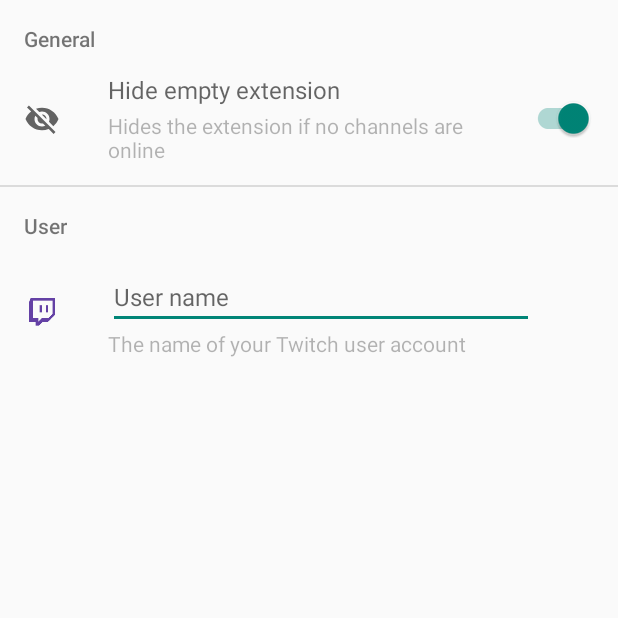
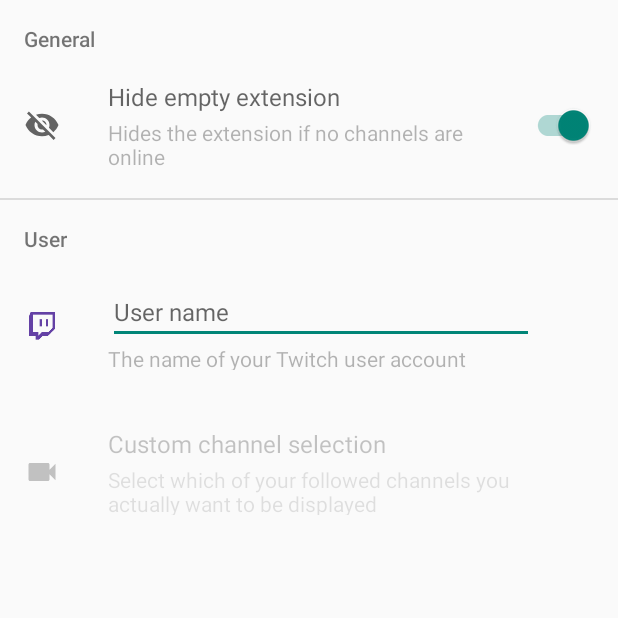
Before and after one commit to myacxy/DxT, an Android app: the SettingsActivity screen opened directly, with no data from a screen before it, on a phone screen of 412 x 824 dp, the top half of it. Run offline under Robolectric (Android 15) with nearby library versions, the phone set to English and light mode, and no system bars; our stand-ins replace data binding; libraries missing offline, so code that uses them is left out: com.facebook.drawee, com.facebook.imagepipeline, com.orhanobut.logger; plain views replace MaterialEditText, SimpleDraweeView; pictures from the network do not load; 4 statements that could not run were skipped.

Commit message:
custom channel selection setting

```diff
--- /dev/null
+++ b/app/src/main/res/drawable/ic_videocam_black_24dp.xml
@@ -0,0 +1,9 @@
+<vector xmlns:android="http://schemas.android.com/apk/res/android"
+        android:width="24dp"
+        android:height="24dp"
+        android:viewportHeight="24.0"
+        android:viewportWidth="24.0">
+    <path
+        android:fillColor="#FF000000"
+        android:pathData="M17,10.5V7c0,-0.55 -0.45,-1 -1,-1H4c-0.55,0 -1,0.45 -1,1v10c0,0.55 0.45,1 1,1h12c0.55,0 1,-0.45 1,-1v-3.5l4,4v-11l-4,4z"/>
+</vector>
--- a/app/src/main/res/layout/activity_settings.xml
+++ b/app/src/main/res/layout/activity_settings.xml
@@ -1,5 +1,9 @@
 <?xml version="1.0" encoding="utf-8"?>
-<layout>
+<layout
+    xmlns:android="http://schemas.android.com/apk/res/android"
+    xmlns:app="http://schemas.android.com/apk/res-auto"
+    xmlns:tools="http://schemas.android.com/tools"
+    >
 
     <data>
         <import type="net.myacxy.ditch.viewmodels.SettingsViewModel"/>
@@ -11,8 +15,6 @@
     </data>
 
     <android.support.v4.widget.NestedScrollView
-        xmlns:android="http://schemas.android.com/apk/res/android"
-        xmlns:tools="http://schemas.android.com/tools"
         android:layout_width="match_parent"
         android:layout_height="wrap_content"
         >
@@ -22,11 +24,11 @@
             android:layout_height="wrap_content"
             android:orientation="vertical"
             >
+
             <!--General-->
             <TextView
                 android:layout_width="wrap_content"
                 android:layout_height="wrap_content"
-                android:layout_marginBottom="8dp"
                 android:layout_marginLeft="@dimen/keyline_screen_edge"
                 android:layout_marginTop="@dimen/keyline_screen_edge"
                 android:fontFamily="sans-serif-medium"
@@ -39,7 +41,10 @@
                 android:id="@+id/rl_st_hide_extension"
                 android:layout_width="match_parent"
                 android:layout_height="wrap_content"
+                android:background="?selectableItemBackground"
                 android:minHeight="72dp"
+                android:paddingBottom="20dp"
+                android:paddingTop="16dp"
                 >
 
                 <ImageView
@@ -68,7 +73,6 @@
                         android:maxLines="1"
                         android:singleLine="true"
                         android:textSize="16sp"
-                        tools:text="test"
                         />
 
                     <!--Description-->
@@ -101,13 +105,12 @@
                 layout="@layout/include_divider"
                 android:layout_width="match_parent"
                 android:layout_height="1dp"
-                android:layout_marginTop="8dp"
                 />
 
+            <!--User-->
             <TextView
                 android:layout_width="wrap_content"
                 android:layout_height="wrap_content"
-                android:layout_marginBottom="4dp"
                 android:layout_marginLeft="@dimen/keyline_screen_edge"
                 android:layout_marginTop="@dimen/keyline_screen_edge"
                 android:fontFamily="sans-serif-medium"
@@ -120,7 +123,10 @@
                 android:id="@+id/rl_st_user_name"
                 android:layout_width="match_parent"
                 android:layout_height="wrap_content"
+                android:background="?selectableItemBackground"
                 android:minHeight="88dp"
+                android:paddingBottom="20dp"
+                android:paddingTop="16dp"
                 >
 
                 <FrameLayout
@@ -156,6 +162,7 @@
                     android:orientation="vertical"
                     >
 
+                    <!--User name-->
                     <com.rengwuxian.materialedittext.MaterialEditText
                         android:id="@+id/met_st_user_name"
                         android:layout_width="match_parent"
@@ -165,9 +172,9 @@
                         android:maxLines="1"
                         android:singleLine="true"
                         android:textSize="16sp"
-                        tools:text="test"
                         />
 
+                    <!--Description-->
                     <TextView
                         android:layout_width="wrap_content"
                         android:layout_height="wrap_content"
@@ -192,6 +199,77 @@
 
             </RelativeLayout>
 
+            <!--Channel selection-->
+            <RelativeLayout
+                android:id="@+id/rl_st_channel_selection"
+                android:layout_width="match_parent"
+                android:layout_height="wrap_content"
+                android:alpha="@{ viewModel.user != null ? 1f : 0.38f }"
+                android:background="?selectableItemBackground"
+                android:minHeight="88dp"
+                android:paddingBottom="20dp"
+                android:paddingTop="16dp"
+                app:enabled="@{ viewModel.user != null ? true : false }"
+                >
+
+                <ImageView
+                    android:layout_width="@dimen/icon_small"
+                    android:layout_height="@dimen/icon_small"
+                    android:layout_centerVertical="true"
+                    android:layout_marginLeft="@dimen/keyline_screen_edge"
+                    android:alpha="0.60"
+                    android:src="@drawable/ic_videocam_black_24dp"
+                    />
+
+                <LinearLayout
+                    android:layout_width="match_parent"
+                    android:layout_height="wrap_content"
+                    android:layout_centerVertical="true"
+                    android:layout_marginLeft="72dp"
+                    android:layout_toLeftOf="@+id/tv_st_selected_channels"
+                    android:orientation="vertical"
+                    >
+
+                    <!--Channel selection-->
+                    <TextView
+                        android:id="@+id/tv_st_channel_selection"
+                        android:layout_width="wrap_content"
+                        android:layout_height="wrap_content"
+                        android:hint="@string/title_channel_selection"
+                        android:maxLines="1"
+                        android:singleLine="true"
+                        android:textSize="16sp"
+                        />
+
+                    <!--Description-->
+                    <TextView
+                        android:layout_width="wrap_content"
+                        android:layout_height="wrap_content"
+                        android:layout_marginTop="3dp"
+                        android:alpha="0.54"
+                        android:text="@string/description_channel_selection"
+                        android:textSize="14sp"
+                        />
+
+                </LinearLayout>
+
+                <TextView
+                    android:id="@+id/tv_st_selected_channels"
+                    android:layout_width="wrap_content"
+                    android:layout_height="wrap_content"
+                    android:layout_alignParentRight="true"
+                    android:layout_centerVertical="true"
+                    android:layout_marginLeft="@dimen/keyline_screen_edge"
+                    android:layout_marginRight="@dimen/keyline_screen_edge"
+                    android:alpha="0.54"
+                    android:text="@{ viewModel.selectedChannelsText }"
+                    android:textSize="12sp"
+                    android:visibility="@{ viewModel.user != null ? View.VISIBLE : View.INVISIBLE }"
+                    tools:text="0\u2009/\u200916"
+                    />
+
+            </RelativeLayout>
+
         </LinearLayout>
 
     </android.support.v4.widget.NestedScrollView>
--- a/app/src/main/res/values/strings.xml
+++ b/app/src/main/res/values/strings.xml
@@ -2,5 +2,7 @@
 <resources>
 
     <string name="app_name">Ditch</string>
+    <string name="title_channel_selection">Custom channel selection</string>
+    <string name="description_channel_selection">Select which of your followed channels you actually want to be displayed</string>
 
 </resources>
```
Also changed, not shown: app/src/main/java/net/myacxy/ditch/viewmodels/SettingsViewModel.java (+117 -17 lines).
